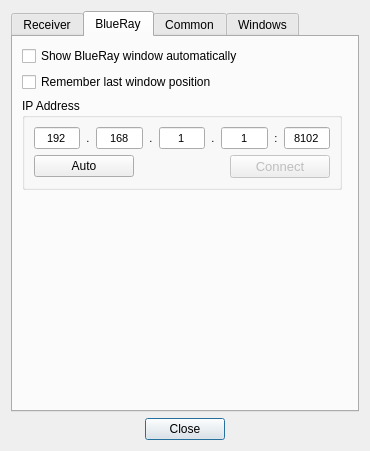
Above: settingsdialog.ui from AceOfSnakes/AvrPioRemote before the change. Below: the same form after it.
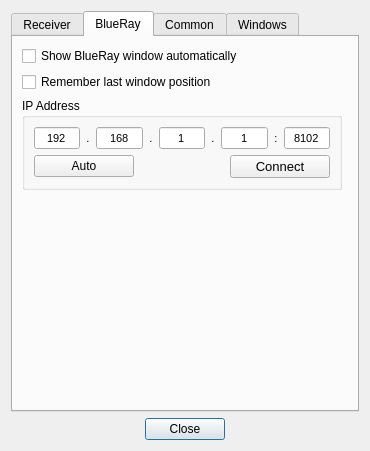
That is the form after the change. The open tabs and pages were chosen to show the change.

What changed in the file:
```diff
--- a/settingsdialog.ui
+++ b/settingsdialog.ui
@@ -680,7 +680,7 @@
               <item>
                <widget class="QPushButton" name="pushButtonConnect_BD">
                 <property name="enabled">
-                 <bool>false</bool>
+                 <bool>true</bool>
                 </property>
                 <property name="minimumSize">
                  <size>
```
Left out of the diff: 2 changed lines with no effect on the pictures.
